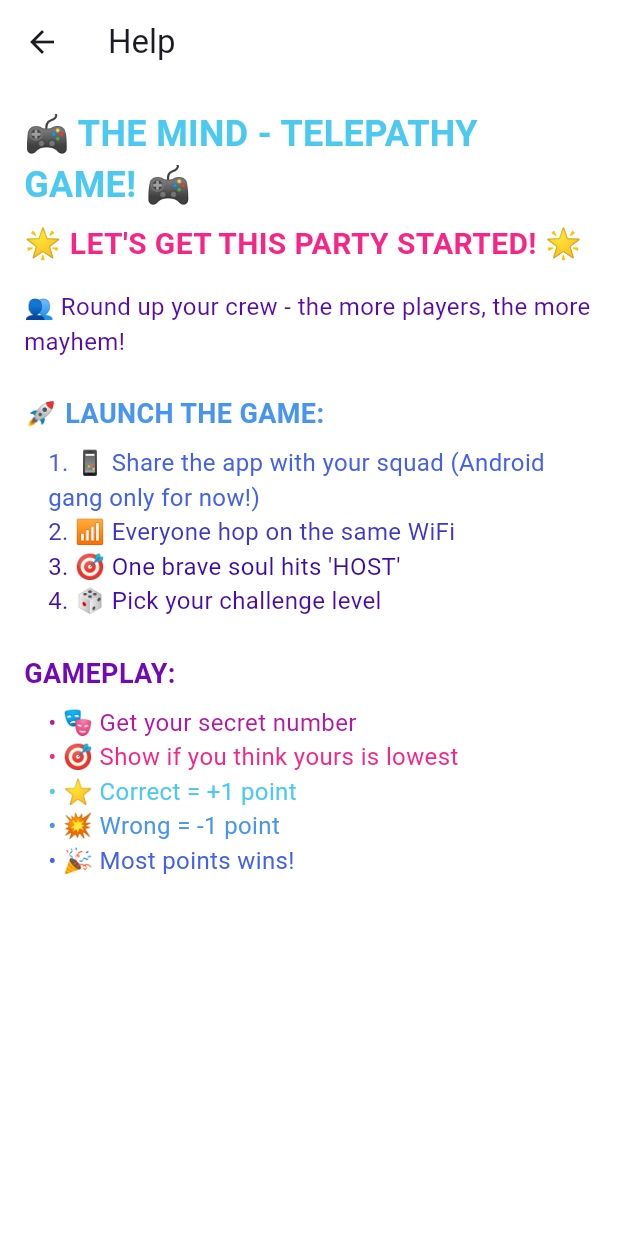
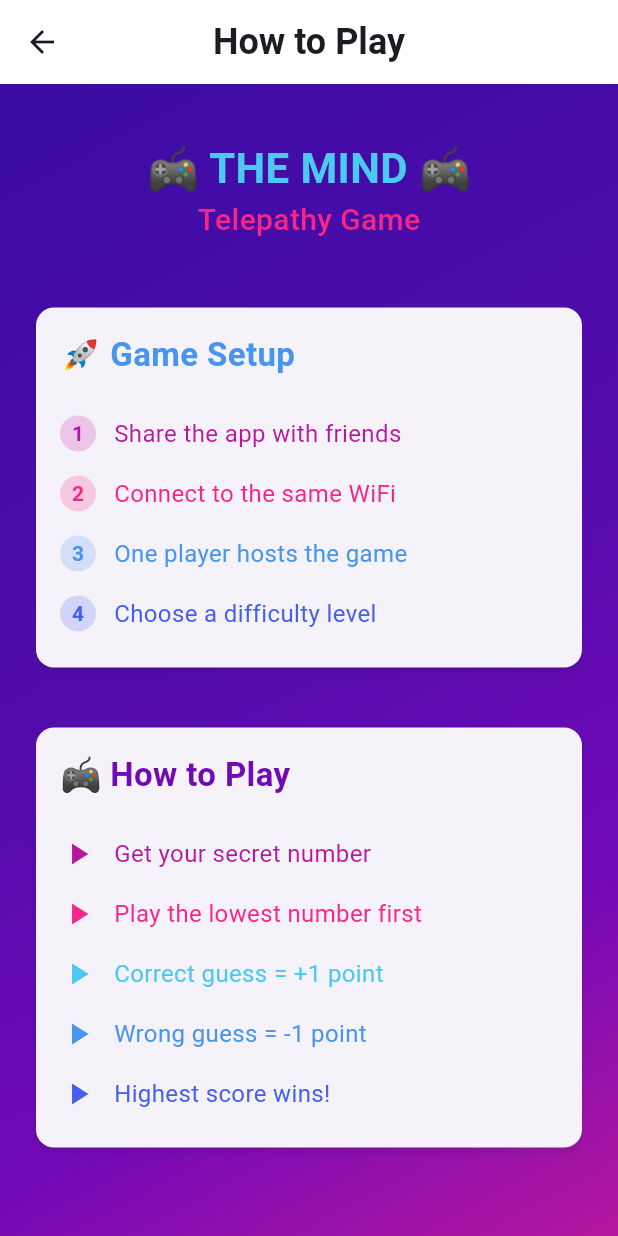
Before and after one commit to robogamer9849/flutter-the-mind, a Flutter app: the HelpScreen screen opened directly, on a phone screen of 412 x 824 dp. Run offline on Flutter 3.47's test engine with Material 3 defaults, Android fonts, the phone set to English and light mode, and no system bars; Roboto replaces fonts that are missing (Poppins); project files that could hold a hidden picture were left out.

Commit message:
made the heop look good

```diff
--- a/lib/screens/help.dart
+++ b/lib/screens/help.dart
@@ -5,8 +5,7 @@ class HelpScreen extends StatefulWidget {
   const HelpScreen({super.key});
 
   @override
-  // ignore: library_private_types_in_public_api
-  _HelpScreenState createState() => _HelpScreenState();
+  State<HelpScreen> createState() => _HelpScreenState();
 }
 
 class _HelpScreenState extends State<HelpScreen> {
@@ -14,114 +13,192 @@ class _HelpScreenState extends State<HelpScreen> {
   Widget build(BuildContext context) {
     return Scaffold(
       appBar: AppBar(
-        title: const Text('Help'),
+        title: const Text(
+          'How to Play',
+          style: TextStyle(fontWeight: FontWeight.bold, fontSize: 24),
+        ),
+        elevation: 0,
+        centerTitle: true,
       ),
-      body: const SingleChildScrollView(
-        padding: EdgeInsets.all(16),
+      body: Container(
+        height: 3000,
+        decoration: const BoxDecoration(
+          gradient: LinearGradient(
+            begin: Alignment.topLeft,
+            end: Alignment.bottomRight,
+            colors: [
+                    darkPurple,
+                    purple,
+                    violet,
+                    magenta,
+                    pink,
+                  ]
+          ),
+        ),
+        child: SingleChildScrollView(
+          physics: const BouncingScrollPhysics(),
+          child: Padding(
+            padding: const EdgeInsets.all(20),
+            child: Column(
+              crossAxisAlignment: CrossAxisAlignment.start,
+              children: [
+                _buildHeader(),
+                const SizedBox(height: 24),
+                _buildSetupSection(),
+                const SizedBox(height: 32),
+                _buildGameplaySection(),
+              ],
+            ),
+          ),
+        ),
+      ),
+    );
+  }
+
+  Widget _buildHeader() {
+    return Container(
+      padding: const EdgeInsets.all(16),
+      decoration: BoxDecoration(
+        // color: lightBlue.withOpacity(0.1),
+        borderRadius: BorderRadius.circular(16),
+      ),
+      child: const Center(
         child: Column(
-          crossAxisAlignment: CrossAxisAlignment.start,
           children: [
             Text(
-              '🎮 THE MIND - TELEPATHY GAME! 🎮',
+              '🎮 THE MIND 🎮',
               style: TextStyle(
-                fontSize: 24,
+                fontSize: 28,
                 fontWeight: FontWeight.bold,
                 color: lightBlue,
               ),
             ),
-            SizedBox(height: 8),
             Text(
-              '🌟 LET\'S GET THIS PARTY STARTED! 🌟',
+              'Telepathy Game',
               style: TextStyle(
                 fontSize: 20,
-                fontWeight: FontWeight.bold,
                 color: brightPink,
+                fontWeight: FontWeight.w500,
               ),
             ),
-            SizedBox(height: 16),
-            Text(
-              '👥 Round up your crew - the more players, the more mayhem!',
+          ],
+        ),
+      ),    );
+  }
+
+  Widget _buildSetupSection() {
+    return Card(
+      // color: Colors.transparent,
+      elevation: 2,
+      shape: RoundedRectangleBorder(
+        borderRadius: BorderRadius.circular(12),
+      ),
+      child: Padding(
+        padding: const EdgeInsets.all(16),
+        child: Column(
+          crossAxisAlignment: CrossAxisAlignment.start,
+          children: [
+            const Text(
+              '🚀 Game Setup',
               style: TextStyle(
-                fontSize: 16,
-                color: violet,
-              ),
-            ),
-            SizedBox(height: 24),
-            Text(
-              '🚀 LAUNCH THE GAME:',
-              style: TextStyle(
-                fontSize: 18,
+                fontSize: 22,
                 fontWeight: FontWeight.bold,
                 color: blue,
               ),
             ),
-            SizedBox(height: 8),
-            Padding(
-              padding: EdgeInsets.only(left: 16),
-              child: Column(
-                crossAxisAlignment: CrossAxisAlignment.start,
-                children: [
-                  Text(
-                    '1. 📱 Share the app with your squad (Android gang only for now!)',
-                    style: TextStyle(fontSize: 16, color: indigoBlue),
-                  ),
-                  Text(
-                    '2. 📶 Everyone hop on the same WiFi',
-                    style: TextStyle(fontSize: 16, color: deepPurple),
-                  ),
-                  Text(
-                    '3. 🎯 One brave soul hits \'HOST\'',
-                    style: TextStyle(fontSize: 16, color: darkPurple),
-                  ),
-                  Text(
-                    '4. 🎲 Pick your challenge level',
-                    style: TextStyle(fontSize: 16, color: purple),
-                  ),
-                ],
-              ),
-            ),
-            SizedBox(height: 24),
-            Text(
-              'GAMEPLAY:',
-              style: TextStyle(
-                fontSize: 18,
-                fontWeight: FontWeight.bold,
-                color: magenta,
-              ),
-            ),
-            SizedBox(height: 8),
-            Padding(
-              padding: EdgeInsets.only(left: 16),
-              child: Column(
-                crossAxisAlignment: CrossAxisAlignment.start,
-                children: [
-                  Text(
-                    '• 🎭 Get your secret number',
-                    style: TextStyle(fontSize: 16, color: pink),
-                  ),
-                  Text(
-                    '• 🎯 Show if you think yours is lowest',
-                    style: TextStyle(fontSize: 16, color: brightPink),
-                  ),
-                  Text(
-                    '• ⭐ Correct = +1 point',
-                    style: TextStyle(fontSize: 16, color: lightBlue),
-                  ),
-                  Text(
-                    '• 💥 Wrong = -1 point',
-                    style: TextStyle(fontSize: 16, color: blue),
-                  ),
-                  Text(
-                    '• 🎉 Most points wins!',
-                    style: TextStyle(fontSize: 16, color: indigoBlue),
-                  ),
-                ],
-              ),
-            ),
-            SizedBox(height: 32),
+            const SizedBox(height: 16),
+            _buildSetupStep('1', 'Share the app with friends', pink),
+            _buildSetupStep('2', 'Connect to the same WiFi', brightPink),
+            _buildSetupStep('3', 'One player hosts the game', blue),
+            _buildSetupStep('4', 'Choose a difficulty level', indigoBlue),
           ],
         ),
       ),
     );
   }
+
+  Widget _buildSetupStep(String number, String text, Color color) {
+    return Padding(
+      padding: const EdgeInsets.symmetric(vertical: 8),
+      child: Row(
+        children: [
+          Container(
+            width: 24,
+            height: 24,
+            decoration: BoxDecoration(
+              color: color.withOpacity(0.2),
+              shape: BoxShape.circle,
+            ),
+            child: Center(
+              child: Text(
+                number,
+                style: TextStyle(
+                  color: color,
+                  fontWeight: FontWeight.bold,
+                ),
+              ),
+            ),
+          ),
+          const SizedBox(width: 12),
+          Text(
+            text,
+            style: TextStyle(
+              fontSize: 16,
+              color: color,
+            ),
+          ),
+        ],
+      ),
+    );
+  }
+
+  Widget _buildGameplaySection() {
+    return Card(
+      elevation: 2,
+      shape: RoundedRectangleBorder(
+        borderRadius: BorderRadius.circular(12),
+      ),
+      child: Padding(
+        padding: const EdgeInsets.all(16),
+        child: Column(
+          crossAxisAlignment: CrossAxisAlignment.start,
+          children: [
+            const Text(
+              '🎮 How to Play',
+              style: TextStyle(
+                fontSize: 22,
+                fontWeight: FontWeight.bold,
+                color: magenta,
+              ),
+            ),
+            const SizedBox(height: 16),
+            _buildGameplayRule('Get your secret number', pink),
+            _buildGameplayRule('Play the lowest number first', brightPink),
+            _buildGameplayRule('Correct guess = +1 point', lightBlue),
+            _buildGameplayRule('Wrong guess = -1 point', blue),
+            _buildGameplayRule('Highest score wins!', indigoBlue),
+          ],
+        ),
+      ),
+    );
+  }
+
+  Widget _buildGameplayRule(String text, Color color) {
+    return Padding(
+      padding: const EdgeInsets.symmetric(vertical: 8),
+      child: Row(
+        children: [
+          Icon(Icons.play_arrow, color: color),
+          const SizedBox(width: 12),
+          Text(
+            text,
+            style: TextStyle(
+              fontSize: 16,
+              color: color,
+            ),
+          ),
+        ],
+      ),
+    );
+  }
 }
```
